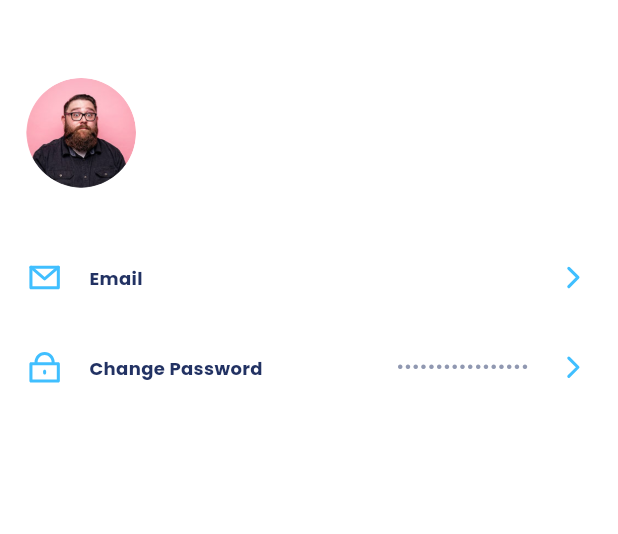
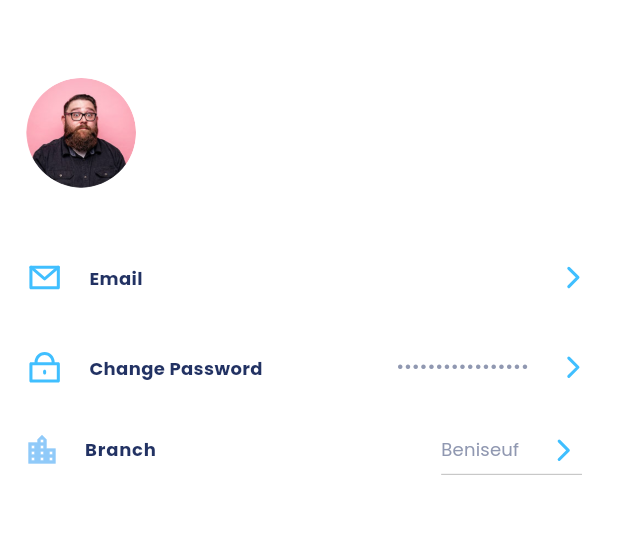
Before and after one commit to Shehab-adel/rebuy, a Flutter app: the ProfileScreen screen opened by its route, on a phone screen of 412 x 824 dp, the part 62-596 px from its top. Run offline on Flutter 3.47's test engine with Material 3 defaults, Android fonts, the phone set to English and light mode, and no system bars; our stand-ins replace cached_network_image, carousel_slider, cloud_firestore, equatable, firebase_auth, firebase_core and 7 more; accounts and stored records are empty; project files that could hold a hidden picture were left out.

Commit message:
Refactor profile and register screens
- Add a new dropdown list for selecting a branch in the profile screen
- Change the color of the dropdown icon in the register screen to match the theme

```diff
--- a/lib/presentation/profile_screen/profile_screen.dart
+++ b/lib/presentation/profile_screen/profile_screen.dart
@@ -4,6 +4,7 @@ import 'package:rebuy/core/utils/app_export.dart';
 import 'package:rebuy/presentation/profile_screen/cubit/profile_cubit.dart';
 import 'package:rebuy/presentation/profile_screen/cubit/profile_state.dart';
 import 'package:rebuy/presentation/profile_screen/widgets/profile_details_options_w.dart';
+import 'package:rebuy/presentation/register_screen/cubit/register_cubit.dart';
 import 'package:rebuy/widgets/app_bar/appbar_leading_image.dart';
 import 'package:rebuy/widgets/app_bar/appbar_subtitle.dart';
 import 'package:rebuy/widgets/app_bar/custom_app_bar.dart';
@@ -11,6 +12,7 @@ import 'package:rebuy/widgets/app_bar/custom_app_bar.dart';
 class ProfileScreen extends StatelessWidget {
   const ProfileScreen({required this.profileCubit});
   final ProfileCubit profileCubit;
+
   @override
   Widget build(BuildContext context) {
     return Scaffold(
@@ -84,7 +86,47 @@ class ProfileScreen extends StatelessWidget {
                           onTap: () {
                             Navigator.pushNamed(
                                 context, AppRoutes.changePasswordScreen);
-                          })
+                          }),
+
+                      ListTile(
+                        title: Row(
+                          children: [
+                            Icon(
+                              Icons.location_city,
+                              color: Colors.blue.shade200,
+                            ),
+                            SizedBox(width: 15.h),
+                            Text(
+                              "Branch",
+                              style: theme.textTheme.labelLarge!.copyWith(
+                                  color: theme.colorScheme.onPrimary
+                                      .withOpacity(1)),
+                            ),
+                          ],
+                        ),
+                        trailing: DropdownButton(
+                          dropdownColor: Colors.white,
+                          value: RegisterCubit.get(context).dropdownValue,
+                          icon: CustomImageView(
+                              imagePath: AppImageConstants.imgRightIcon,
+                              height: 24.adaptSize,
+                              width: 24.adaptSize,
+                              margin: EdgeInsets.only(left: 16.h)),
+                          items: RegisterCubit.get(context)
+                              .branchesList
+                              .map((String item) {
+                            return DropdownMenuItem(
+                              value: item,
+                              child:
+                                  Text(item, style: theme.textTheme.bodySmall),
+                            );
+                          }).toList(),
+                          onChanged: (String? value) {
+                            RegisterCubit.get(context)
+                                .changeBrancheInDropdown(value);
+                          },
+                        ),
+                      ),
                     ]);
               },
             )));
--- a/lib/presentation/register_screen/register_screen.dart
+++ b/lib/presentation/register_screen/register_screen.dart
@@ -80,7 +80,7 @@ class RegisterScreen extends StatelessWidget {
                           value: registerCubit.dropdownValue,
                           icon: Icon(
                             Icons.keyboard_arrow_down,
-                            color: appTheme.blueGray300,
+                            color: appTheme.blueA200,
                           ),
                           items: registerCubit.branchesList.map((String item) {
                             return DropdownMenuItem(
```
